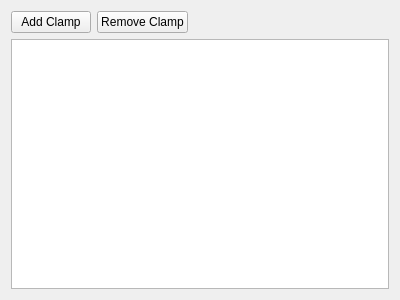
First picture: the form in src/LongQtMain/voltageclampsetupwidget.ui, repository hundlab/LongQt, before the edit.
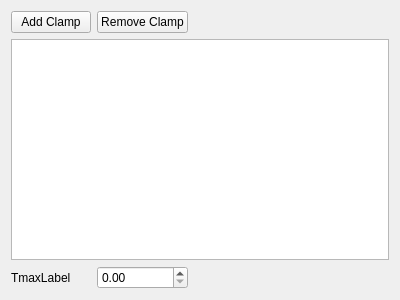
Second picture: the form after the edit.

The edit to the form file:
```diff
--- a/src/LongQtMain/voltageclampsetupwidget.ui
+++ b/src/LongQtMain/voltageclampsetupwidget.ui
@@ -44,6 +44,29 @@
    <item row="1" column="0" colspan="3">
     <widget class="QTableView" name="voltageClampView"/>
    </item>
+   <item row="2" column="0">
+    <widget class="QLabel" name="tMaxLabel">
+     <property name="text">
+      <string>TmaxLabel</string>
+     </property>
+    </widget>
+   </item>
+   <item row="2" column="1">
+    <widget class="QDoubleSpinBox" name="tMaxSpinBox"/>
+   </item>
+   <item row="2" column="2">
+    <spacer name="horizontalSpacer_2">
+     <property name="orientation">
+      <enum>Qt::Horizontal</enum>
+     </property>
+     <property name="sizeHint" stdset="0">
+      <size>
+       <width>40</width>
+       <height>20</height>
+      </size>
+     </property>
+    </spacer>
+   </item>
   </layout>
  </widget>
  <resources/>
```
Left out of the diff: 14 changed lines with no effect on the pictures.
